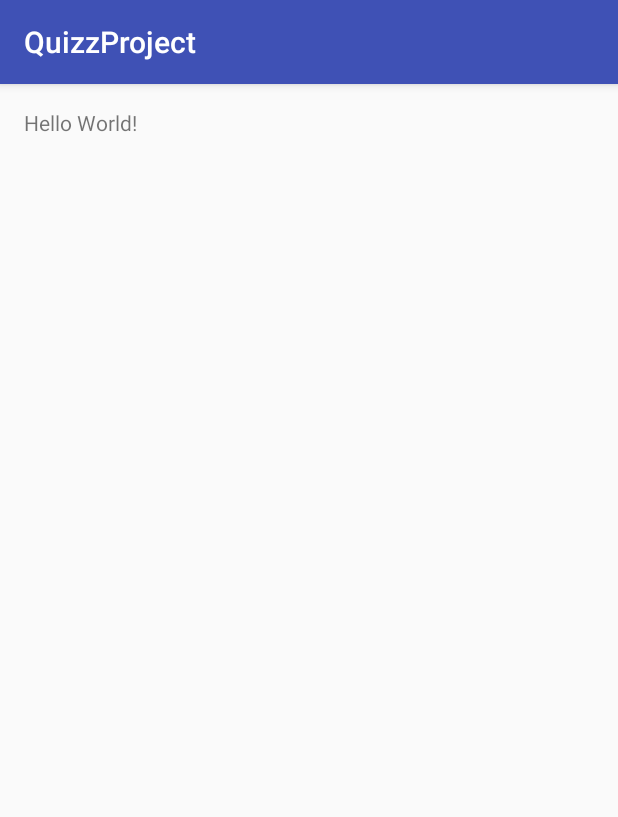
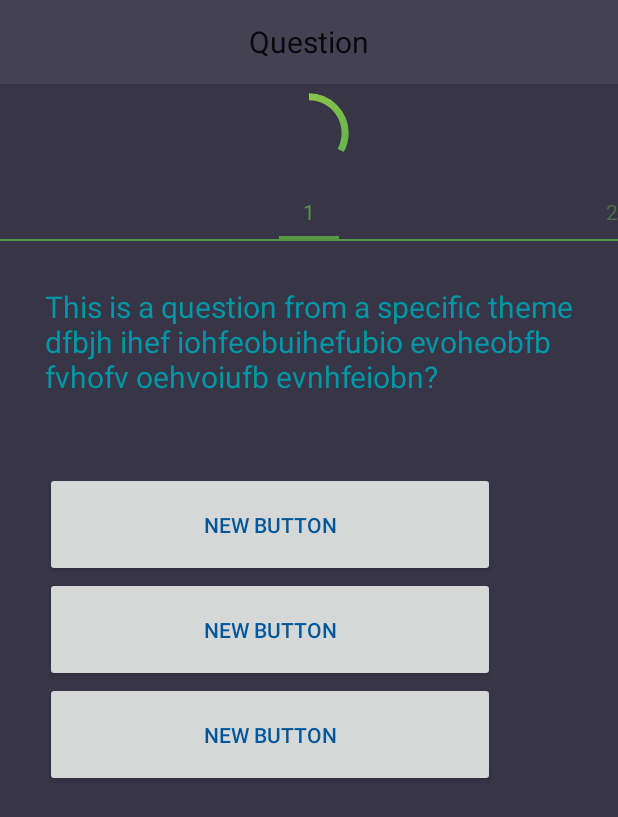
Before and after one commit to A-med/QuizzProject, an Android app: the screen it shows after launch (MainActivity before the commit, QuestionActivity after it), on a phone screen of 412 x 824 dp. Shown: the top 817 px of the screen. Run offline under Robolectric (Android 15) with nearby library versions, the phone set to English and light mode, and no system bars.

Commit message:
question

```diff
--- a/app/build.gradle
+++ b/app/build.gradle
@@ -23,4 +23,5 @@ dependencies {
     compile fileTree(dir: 'libs', include: ['*.jar'])
     testCompile 'junit:junit:4.12'
     compile 'com.android.support:appcompat-v7:23.2.0'
+
 }
--- a/app/src/main/AndroidManifest.xml
+++ b/app/src/main/AndroidManifest.xml
@@ -8,7 +8,7 @@
         android:label="@string/app_name"
         android:supportsRtl="true"
         android:theme="@style/AppTheme">
-        <activity android:name=".MainActivity">
+        <activity android:name=".QuestionActivity">
             <intent-filter>
                 <action android:name="android.intent.action.MAIN" />
 
--- /dev/null
+++ b/app/src/main/java/com/example/dmk/quizzproject/App.java
@@ -0,0 +1,23 @@
+package com.example.dmk.quizzproject;
+
+import android.app.Application;
+import android.graphics.Typeface;
+
+/**
+ * Created by Nabil Moalla on 20/04/2016.
+ */
+public class App extends Application {
+    private static final String CANARO_EXTRA_BOLD_PATH = "fonts/canaro_extra_bold.otf";
+    public static Typeface canaroExtraBold;
+
+    @Override
+    public void onCreate() {
+        super.onCreate();
+        initTypeface();
+    }
+
+    private void initTypeface() {
+        canaroExtraBold = Typeface.createFromAsset(getAssets(), CANARO_EXTRA_BOLD_PATH);
+
+    }
+}
--- a/app/src/main/java/com/example/dmk/quizzproject/MainActivity.java
+++ /dev/null
@@ -1,13 +0,0 @@
-package com.example.dmk.quizzproject;
-
-import android.support.v7.app.AppCompatActivity;
-import android.os.Bundle;
-
-public class MainActivity extends AppCompatActivity {
-
-    @Override
-    protected void onCreate(Bundle savedInstanceState) {
-        super.onCreate(savedInstanceState);
-        setContentView(R.layout.activity_main);
-    }
-}
--- /dev/null
+++ b/app/src/main/java/com/example/dmk/quizzproject/PageFragment.java
@@ -0,0 +1,21 @@
+package com.example.dmk.quizzproject;
+
+import android.os.Bundle;
+import android.support.v4.app.Fragment;
+import android.view.LayoutInflater;
+import android.view.View;
+import android.view.ViewGroup;
+
+/**
+ * Created by Nabil Moalla on 24/04/2016.
+ */
+public class PageFragment extends Fragment {
+
+    @Override
+    public View onCreateView(LayoutInflater inflater, ViewGroup container,
+                             Bundle savedInstanceState) {
+        // Get the view from fragmenttab1.xml
+        View view = inflater.inflate(R.layout.fragment_page, container, false);
+        return view;
+    }
+}
--- /dev/null
+++ b/app/src/main/java/com/example/dmk/quizzproject/QuestionActivity.java
@@ -0,0 +1,56 @@
+package com.example.dmk.quizzproject;
+
+import android.animation.ObjectAnimator;
+import android.content.Context;
+import android.content.Intent;
+import android.content.res.Resources;
+import android.os.Bundle;
+import android.support.v4.app.Fragment;
+import android.support.v4.app.FragmentActivity;
+import android.support.v4.app.FragmentManager;
+import android.support.v4.app.FragmentPagerAdapter;
+import android.support.v4.view.ViewPager;
+import android.support.v7.widget.Toolbar;
+import android.view.LayoutInflater;
+import android.view.Menu;
+import android.view.MenuItem;
+import android.view.View;
+import android.view.ViewGroup;
+import android.view.animation.DecelerateInterpolator;
+import android.widget.ProgressBar;
+import android.widget.TextView;
+
+public class QuestionActivity extends FragmentActivity {
+
+
+
+    Toolbar toolbar;
+
+
+
+
+
+    @Override
+    protected void onCreate(Bundle savedInstanceState) {
+        super.onCreate(savedInstanceState);
+        setContentView(R.layout.activity_question);
+        Resources res = getResources();
+
+
+        ProgressBar mProgress = (ProgressBar) findViewById(R.id.circularProgressbar);
+        ObjectAnimator animation = ObjectAnimator.ofInt(mProgress, "progress", 100);
+        animation.setDuration(50000);
+        animation.setInterpolator(new DecelerateInterpolator());
+        animation.start();
+
+        // Locate the viewpager in activity_main.xml
+        ViewPager viewPager = (ViewPager) findViewById(R.id.pager);
+        // Set the ViewPagerAdapter into ViewPager
+        viewPager.setAdapter(new ViewPagerAdapter(getSupportFragmentManager()));
+
+    }
+
+
+
+
+}
--- /dev/null
+++ b/app/src/main/java/com/example/dmk/quizzproject/ViewPagerAdapter.java
@@ -0,0 +1,84 @@
+package com.example.dmk.quizzproject;
+import android.content.Context;
+import android.support.v4.app.Fragment;
+import android.support.v4.app.FragmentManager;
+import android.support.v4.app.FragmentPagerAdapter;
+
+public class ViewPagerAdapter extends FragmentPagerAdapter {
+
+    final int PAGE_COUNT = 10;
+    // Tab Titles
+    private String tabtitles[] = new String[] { "1", "2", "3","4","5","6","7","8","9","10" };
+    Context context;
+
+    public ViewPagerAdapter(FragmentManager fm) {
+        super(fm);
+    }
+
+    @Override
+    public int getCount() {
+        return PAGE_COUNT;
+    }
+
+    @Override
+    public Fragment getItem(int position) {
+        switch (position) {
+
+
+            case 0:
+                PageFragment fragmenttab1 = new PageFragment();
+                return fragmenttab1;
+
+
+            case 1:
+                PageFragment fragmenttab2 = new PageFragment();
+                return fragmenttab2;
+
+
+            case 2:
+                PageFragment fragmenttab3 = new PageFragment();
+                return fragmenttab3;
+
+            case 3:
+                PageFragment fragmenttab4 = new PageFragment();
+                return fragmenttab4;
+
+
+            case 4:
+                PageFragment fragmenttab5 = new PageFragment();
+                return fragmenttab5;
+
+
+            case 5:
+                PageFragment fragmenttab6 = new PageFragment();
+                return fragmenttab6;
+
+
+            case 6:
+                PageFragment fragmenttab7 = new PageFragment();
+                return fragmenttab7;
+
+
+            case 7:
+                PageFragment fragmenttab8 = new PageFragment();
+                return fragmenttab8;
+
+
+            case 8:
+                PageFragment fragmenttab9 = new PageFragment();
+                return fragmenttab9;
+
+
+            case 9:
+                PageFragment fragmenttab10 = new PageFragment();
+                return fragmenttab10;
+
+        }
+        return null;
+    }
+
+    @Override
+    public CharSequence getPageTitle(int position) {
+        return tabtitles[position];
+    }
+}
--- /dev/null
+++ b/app/src/main/java/com/example/dmk/quizzproject/widget/CanaroTextView.java
@@ -0,0 +1,23 @@
+package com.example.dmk.quizzproject.widget;
+
+import android.content.Context;
+import android.util.AttributeSet;
+import android.widget.TextView;
+
+import com.example.dmk.quizzproject.App;
+
+public class CanaroTextView extends TextView {
+    public CanaroTextView(Context context) {
+        this(context, null);
+    }
+
+    public CanaroTextView(Context context, AttributeSet attrs) {
+        this(context, attrs, 0);
+    }
+
+    public CanaroTextView(Context context, AttributeSet attrs, int defStyleAttr) {
+        super(context, attrs, defStyleAttr);
+        setTypeface(App.canaroExtraBold);
+    }
+
+}
--- /dev/null
+++ b/app/src/main/res/drawable/circular.xml
@@ -0,0 +1,41 @@
+<?xml version="1.0" encoding="utf-8"?>
+<layer-list xmlns:android="http://schemas.android.com/apk/res/android" >
+    <item android:id="@android:id/secondaryProgress">
+        <shape
+            android:innerRadiusRatio="3"
+            android:shape="ring"
+            android:useLevel="true"
+            android:thicknessRatio="14.0">
+
+            <gradient
+                android:startColor="#999999"
+                android:endColor="#999999"
+                android:centerColor="#999999"
+                android:type="sweep" />
+        </shape>
+    </item>
+    <item android:id="@android:id/progress">
+        <rotate
+            android:fromDegrees="270"
+            android:pivotX="50%"
+            android:pivotY="50%"
+            android:toDegrees="270" >
+            <shape
+                android:innerRadiusRatio="3"
+                android:shape="ring"
+                android:useLevel="true"
+                android:thicknessRatio="14.0">
+                <rotate
+                    android:fromDegrees="0"
+                    android:toDegrees="360"
+                    android:pivotX="50%"
+                    android:pivotY="50%" />
+                <gradient
+                    android:startColor="#8BC34A"
+                    android:endColor="#D32F2F"
+                    android:centerColor="#4CAF50"
+                    android:type="sweep" />
+            </shape>
+        </rotate>
+    </item>
+</layer-list>
--- a/app/src/main/res/layout/activity_main.xml
+++ /dev/null
@@ -1,16 +0,0 @@
-<?xml version="1.0" encoding="utf-8"?>
-<RelativeLayout xmlns:android="http://schemas.android.com/apk/res/android"
-    xmlns:tools="http://schemas.android.com/tools"
-    android:layout_width="match_parent"
-    android:layout_height="match_parent"
-    android:paddingBottom="@dimen/activity_vertical_margin"
-    android:paddingLeft="@dimen/activity_horizontal_margin"
-    android:paddingRight="@dimen/activity_horizontal_margin"
-    android:paddingTop="@dimen/activity_vertical_margin"
-    tools:context="com.example.dmk.quizzproject.MainActivity">
-
-    <TextView
-        android:layout_width="wrap_content"
-        android:layout_height="wrap_content"
-        android:text="Hello World!" />
-</RelativeLayout>
--- /dev/null
+++ b/app/src/main/res/layout/activity_question.xml
@@ -0,0 +1,70 @@
+<?xml version="1.0" encoding="utf-8"?>
+<RelativeLayout xmlns:android="http://schemas.android.com/apk/res/android"
+    xmlns:app="http://schemas.android.com/apk/res-auto"
+    android:id="@+id/root"
+    android:layout_width="match_parent"
+    android:layout_height="match_parent"
+    android:background="@color/guillotine_background_dark"
+    android:orientation="vertical">
+
+
+    <android.support.v7.widget.Toolbar
+        android:id="@+id/AppTheme"
+        app:contentInsetStart="0dp"
+        style="@style/Toolbar">
+
+        <com.example.dmk.quizzproject.widget.CanaroTextView
+            android:layout_width="wrap_content"
+            android:layout_height="wrap_content"
+            android:layout_gravity="center"
+            android:text="@string/question"
+            android:textSize="@dimen/question_item_text_size" />
+    </android.support.v7.widget.Toolbar>
+
+    <ProgressBar
+        android:id="@+id/circularProgressbar"
+        android:layout_width="65dp"
+        android:layout_height="65dp"
+        style="?android:attr/progressBarStyleHorizontal"
+        android:indeterminate="false"
+        android:progress="0"
+        android:max="100"
+        android:progressDrawable="@drawable/circular"
+        android:layout_below="@+id/AppTheme"
+        android:layout_centerHorizontal="true" />
+
+    <LinearLayout
+        android:orientation="vertical"
+        android:layout_width="match_parent"
+        android:layout_height="match_parent"
+        android:layout_below="@+id/circularProgressbar"
+        android:layout_centerHorizontal="true">
+
+        <android.support.v4.view.ViewPager xmlns:android="http://schemas.android.com/apk/res/android"
+            android:id="@+id/pager"
+            android:layout_width="match_parent"
+            android:layout_height="match_parent">
+
+
+        <android.support.v4.view.PagerTabStrip
+            android:layout_width="wrap_content"
+            android:layout_height="wrap_content"
+            android:layout_gravity="top"
+            android:paddingBottom="10dp"
+            android:paddingTop="10dp"
+            android:textColor="#569845" />
+
+
+        </android.support.v4.view.ViewPager>
+
+
+
+
+
+
+    </LinearLayout>
+
+
+
+
+</RelativeLayout>
--- /dev/null
+++ b/app/src/main/res/layout/fragment_page.xml
@@ -0,0 +1,64 @@
+<RelativeLayout xmlns:android="http://schemas.android.com/apk/res/android"
+    xmlns:tools="http://schemas.android.com/tools"
+    android:layout_width="match_parent"
+    android:layout_height="match_parent"
+    >
+    <LinearLayout
+        android:orientation="vertical"
+        android:layout_width="match_parent"
+        android:layout_height="wrap_content"
+        android:paddingTop="10dp"
+        android:paddingLeft="30dp"
+        android:layout_alignParentBottom="true"
+        android:layout_alignParentTop="true">
+
+    <TextView
+        android:layout_width="wrap_content"
+        android:layout_height="wrap_content"
+        android:layout_marginTop="20dp"
+        android:layout_centerHorizontal="true"
+        android:textSize="20dp"
+        android:text="@string/Fragment"
+        android:textColor="@color/question_color"
+        android:id="@+id/textView" />
+
+    <Button
+        android:layout_width="wrap_content"
+        android:layout_height="wrap_content"
+        android:layout_marginTop="50dp"
+        android:layout_centerHorizontal="true"
+        android:width="300dp"
+        android:height="70dp"
+        android:textColor="@color/text_button_color"
+        android:text="New Button"
+        android:id="@+id/button"
+        android:layout_below="@+id/textView"
+         />
+
+    <Button
+        android:layout_width="wrap_content"
+        android:layout_height="wrap_content"
+        android:layout_centerHorizontal="true"
+        android:width="300dp"
+        android:height="70dp"
+        android:textColor="@color/text_button_color"
+        android:text="New Button"
+        android:id="@+id/button2"
+        android:layout_below="@+id/button"
+
+        />
+
+    <Button
+        android:layout_width="wrap_content"
+        android:layout_height="wrap_content"
+        android:layout_centerHorizontal="true"
+        android:width="300dp"
+        android:height="70dp"
+        android:textColor="@color/text_button_color"
+        android:text="New Button"
+        android:id="@+id/button3"
+        android:layout_below="@+id/button2"
+        />
+    </LinearLayout>
+
+</RelativeLayout>
--- a/app/src/main/res/values/colors.xml
+++ b/app/src/main/res/values/colors.xml
@@ -1,6 +1,15 @@
 <?xml version="1.0" encoding="utf-8"?>
 <resources>
-    <color name="colorPrimary">#3F51B5</color>
-    <color name="colorPrimaryDark">#303F9F</color>
-    <color name="colorAccent">#FF4081</color>
+    <color name="colorPrimary">#444153</color>
+    <color name="colorPrimaryDark">#383547</color>
+    <color name="colorAccent">#15640d</color>
+    <color name="colorLogo">#30D1D5</color>
+    <color name="guillotine_background">#444153</color>
+    <color name="guillotine_background_dark">#383547</color>
+    <color name="accent">#40C4FF</color>
+    <color name="transparent">#00000000</color>
+    <color name="icon_disabled">#FF63727B</color>
+    <color name="question_color">#0097A7</color>
+    <color name="text_button_color">#01579B</color>
+
 </resources>
--- a/app/src/main/res/values/dimens.xml
+++ b/app/src/main/res/values/dimens.xml
@@ -2,4 +2,5 @@
     <!-- Default screen margins, per the Android Design guidelines. -->
     <dimen name="activity_horizontal_margin">16dp</dimen>
     <dimen name="activity_vertical_margin">16dp</dimen>
+    <dimen name="question_item_text_size">20sp</dimen>
 </resources>
--- a/app/src/main/res/values/strings.xml
+++ b/app/src/main/res/values/strings.xml
@@ -1,3 +1,6 @@
 <resources>
     <string name="app_name">QuizzProject</string>
+    <string name="question">Question</string>
+    <string name="Fragment">This is a question from a specific theme dfbjh ihef  iohfeobuihefubio evoheobfb fvhofv oehvoiufb evnhfeiobn?</string>
+
 </resources>
--- a/app/src/main/res/values/styles.xml
+++ b/app/src/main/res/values/styles.xml
@@ -8,4 +8,12 @@
         <item name="colorAccent">@color/colorAccent</item>
     </style>
 
+    <style name="Toolbar">
+        <item name="android:layout_height">wrap_content</item>
+        <item name="android:layout_width">match_parent</item>
+        <item name="android:minHeight">?attr/actionBarSize</item>
+        <item name="android:windowNoTitle">true</item>
+        <item name="android:background">@color/guillotine_background</item>
+    </style>
+
 </resources>
--- a/build.gradle
+++ b/build.gradle
@@ -5,7 +5,7 @@ buildscript {
         jcenter()
     }
     dependencies {
-        classpath 'com.android.tools.build:gradle:2.0.0'
+        classpath 'com.android.tools.build:gradle:2.1.0'
 
         // NOTE: Do not place your application dependencies here; they belong
         // in the individual module build.gradle files
```
